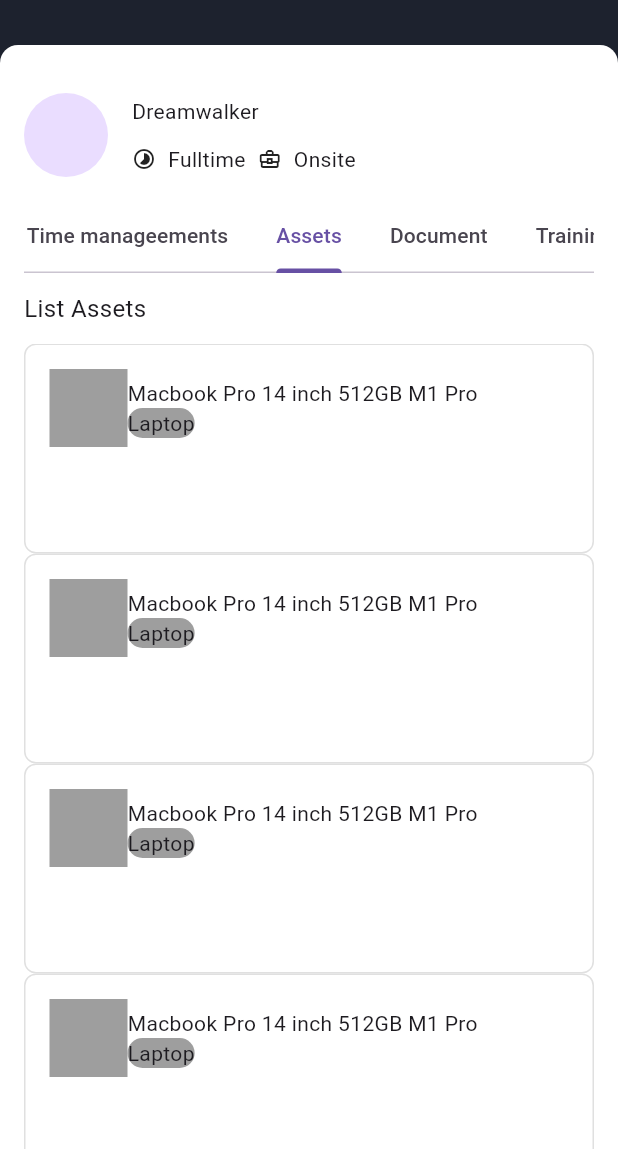
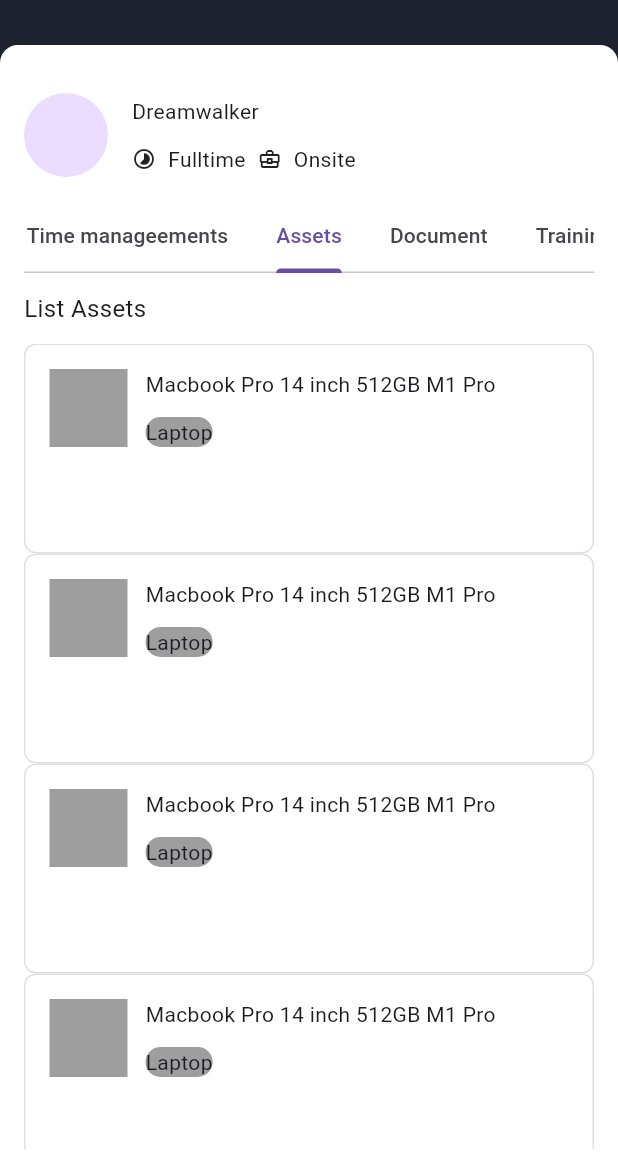
Before and after one commit to JAICHANGPARK/flutter_notebook_chapter_43, a Flutter app: the EmployeeDetailPage screen opened directly, tab 3 chosen, on a phone screen of 412 x 824 dp, the part 63-1236 px from its top. Run offline on Flutter 3.47's test engine with Material 3 defaults, Android fonts, the phone set to English and light mode, and no system bars; our stand-ins replace gap, hugeicons, percent_indicator.

Commit message:
Update employee_assets_widget.dart

```diff
--- a/lib/ep2178_employee_app/ui/employee_assets_widget.dart
+++ b/lib/ep2178_employee_app/ui/employee_assets_widget.dart
@@ -36,6 +36,7 @@ class _EmployeeAssetsWidgetState extends State<EmployeeAssetsWidget> {
               child: Column(
                 children: [
                   Row(
+                    spacing: 12,
                     children: [
                       Container(
                         height: 52,
@@ -46,6 +47,7 @@ class _EmployeeAssetsWidgetState extends State<EmployeeAssetsWidget> {
                       ),
                       Expanded(
                           child: Column(
+                            spacing: 12,
                         crossAxisAlignment: CrossAxisAlignment.start,
                         children: [
                           Text("Macbook Pro 14 inch 512GB M1 Pro"),
```
